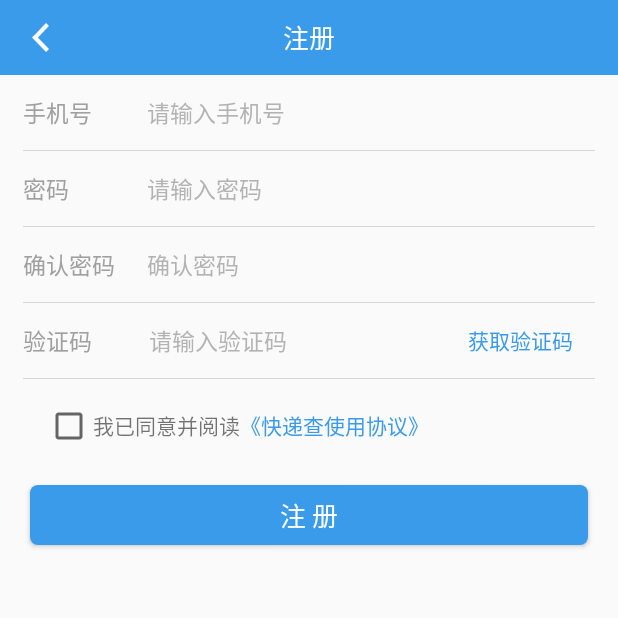
After one commit to fenggeZhang/MyDemo, an Android app: the RegisterActivity screen opened directly, with no data from a screen before it, on a phone screen of 412 x 824 dp, the top half of it. The commit adds this screen. Run offline under Robolectric (Android 15) with nearby library versions, the phone set to English and light mode, and no system bars.

Commit message:
zhuce
Signed-off-by: zfg_work <123@163.com>

```diff
--- a/QueryExpress/app/src/main/AndroidManifest.xml
+++ b/QueryExpress/app/src/main/AndroidManifest.xml
@@ -31,6 +31,8 @@
         </activity>
         <activity android:name=".activity.LoginActivity">
         </activity>
+        <activity android:name=".activity.RegisterActivity">
+        </activity>
     </application>
 
 </manifest>
--- /dev/null
+++ b/QueryExpress/app/src/main/java/com/zfg/queryexpress/activity/RegisterActivity.java
@@ -0,0 +1,188 @@
+package com.zfg.queryexpress.activity;
+
+import android.content.Intent;
+import android.os.Handler;
+import android.os.Message;
+import android.support.v7.app.AppCompatActivity;
+import android.os.Bundle;
+import android.text.TextUtils;
+import android.view.View;
+import android.widget.Button;
+import android.widget.CheckBox;
+import android.widget.EditText;
+import android.widget.ImageView;
+import android.widget.TextView;
+
+import com.zfg.queryexpress.R;
+import com.zfg.queryexpress.utils.ToastUtils;
+
+public class RegisterActivity extends AppCompatActivity implements View.OnClickListener {
+    public static final String TAG = "RegisterActivity";
+    public static final int ChangeButtonWHAT = 1;
+    public static final int ResetButtonWHAT = 2;
+    private ImageView mBackImageView;
+    private TextView mTitleTextView, mgetCodeTextView;
+    private EditText mPhoneEditText, mPwdEditText, mPwd2EditText, mCodeEditText;
+    private CheckBox mCheckBox;
+    private Button mRegisterButton;
+    //相隔几秒获取验证码
+    int shortTime = 0;
+
+    @Override
+    protected void onCreate(Bundle savedInstanceState) {
+        super.onCreate(savedInstanceState);
+        setContentView(R.layout.activity_register);
+        initView();
+        addListener();
+    }
+
+    //初始化控件
+    private void initView() {
+        mBackImageView = (ImageView) findViewById(R.id.back);
+        mTitleTextView = (TextView) findViewById(R.id.title_text);
+        mgetCodeTextView = (TextView) findViewById(R.id.getcode_text);
+        mPhoneEditText = (EditText) findViewById(R.id.phone_edit);
+        mPwdEditText = (EditText) findViewById(R.id.pwd_edit);
+        mPwd2EditText = (EditText) findViewById(R.id.pwd2_edit);
+        mCodeEditText = (EditText) findViewById(R.id.code_edit);
+        mRegisterButton = (Button) findViewById(R.id.register_btn);
+        mCheckBox = (CheckBox) findViewById(R.id.my_checkbox);
+        mTitleTextView.setText("注册");
+    }
+
+    private void addListener() {
+        mBackImageView.setOnClickListener(this);
+        mgetCodeTextView.setOnClickListener(this);
+        mRegisterButton.setOnClickListener(this);
+    }
+
+    @Override
+    public void onClick(View v) {
+        switch (v.getId()) {
+            case R.id.back:
+                finish();
+                break;
+            case R.id.getcode_text:
+                ToastUtils.showToast(this, "获取验证码");
+                //电话号码不为空 并且合法
+                if (judgePhone()) {
+                    //手机号没有被注册过时 执行下面的操作
+                    delay();
+                }
+                break;
+            case R.id.register_btn:
+                /*判断电话号码格式是否正确,然后 判断不为空两次密码一致*/
+                if (judgePhone() && judgePwd() && judgeCode() && judgeCheckBox()) {
+                    ToastUtils.showToast(this, "注册");
+                    Intent intent = new Intent(this, LoginActivity.class);
+                    startActivity(intent);
+                }
+                break;
+        }
+    }
+
+    private boolean judgePhone() {
+        String telRegex = "[1][34578]\\d{9}";
+        if (TextUtils.isEmpty(mPhoneEditText.getText())) {
+            ToastUtils.showToast(this, "手机号不能为空");
+            return false;
+        } else if (mPhoneEditText.getText().toString().matches(telRegex)) {
+            return mPhoneEditText.getText().toString().matches(telRegex);
+        } else {
+            ToastUtils.showToast(this, "手机号输入有误，请重新输入");
+            return mPhoneEditText.getText().toString().matches(telRegex);
+        }
+    }
+
+    private boolean judgePwd() {
+        boolean flog = false;
+        if (!TextUtils.isEmpty(mPwdEditText.getText())) {
+            if (!TextUtils.isEmpty(mPwd2EditText.getText())) {
+                //
+                if (mPwd2EditText.getText().toString().equals(mPwdEditText.getText().toString())) {
+                    //密码一致
+                    flog = true;
+                } else {
+                    ToastUtils.showToast(this, "两次密码不一致");
+                }
+            } else {
+                ToastUtils.showToast(this, "确认密码不能为空");
+            }
+        } else {
+            ToastUtils.showToast(this, "密码不能为空");
+        }
+        return flog;
+    }
+
+    private boolean judgeCode() {
+        boolean flog = false;
+        //验证码为空
+        if (!TextUtils.isEmpty(mCodeEditText.getText())) {
+            flog = true;
+        } else {
+            ToastUtils.showToast(this, "验证码不能为空");
+        }
+        return flog;
+    }
+
+    private boolean judgeCheckBox() {
+        boolean flog = false;
+        //验证码为空
+        //复选框没有选
+        if (mCheckBox.isChecked()) {
+            flog = true;
+        } else {
+            ToastUtils.showToast(this, "请同意协议");
+        }
+        return flog;
+    }
+
+    private Handler mHandler = new Handler() {
+        public void handleMessage(Message msg) {
+            switch (msg.what) {
+                case ChangeButtonWHAT:
+                    mgetCodeTextView.setClickable(false);
+                    mgetCodeTextView.setText(shortTime + "s后重新获取");
+                    break;
+                case ResetButtonWHAT:
+                    mgetCodeTextView.setClickable(true);
+                    mgetCodeTextView.setText("重新获取");
+//                    mTextErificationCode.setText("");
+                    break;
+               /* case VerificationError:
+                    show("验证失败，请重新获取验证码！");
+                    break;
+                case VerificationSuccess:
+                    show("验证成功！");
+                    break;*/
+            }
+        }
+    };
+
+    //用于更改获取验证码显示
+    public void delay() {
+        //每隔60s发送一次
+        shortTime = 60;
+        Thread t = new Thread() {
+            @Override
+            public void run() {
+                super.run();
+                try {
+                    while (true) {
+                        if (shortTime > 0) {
+                            mHandler.sendEmptyMessage(ChangeButtonWHAT);
+                            sleep(1000);
+                            shortTime--;
+                        } else {
+                            mHandler.sendEmptyMessage(ResetButtonWHAT);
+                            return;
+                        }
+                    }
+                } catch (InterruptedException e) {
+                    e.printStackTrace();
+                }
+            }
+        };
+        t.start();
+    }
+}
--- /dev/null
+++ b/QueryExpress/app/src/main/res/drawable/my_btn.xml
@@ -0,0 +1,11 @@
+<?xml version="1.0" encoding="utf-8"?>
+<shape xmlns:android="http://schemas.android.com/apk/res/android">
+    <solid android:color="@color/textDown" />
+    <stroke
+        android:width="0dp"
+        android:color="#fff" />
+    <corners android:topLeftRadius="5dp"
+             android:topRightRadius="5dp"
+             android:bottomRightRadius="5dp"
+             android:bottomLeftRadius="5dp"/>
+</shape>
--- /dev/null
+++ b/QueryExpress/app/src/main/res/layout/activity_register.xml
@@ -0,0 +1,164 @@
+<?xml version="1.0" encoding="utf-8"?>
+<LinearLayout
+    xmlns:android="http://schemas.android.com/apk/res/android"
+    xmlns:tools="http://schemas.android.com/tools"
+    android:id="@+id/activity_register"
+    android:layout_width="match_parent"
+    android:layout_height="match_parent"
+    android:orientation="vertical"
+    tools:context="com.zfg.queryexpress.activity.RegisterActivity">
+
+    <include
+        layout="@layout/title_bar"/>
+
+    <LinearLayout
+        android:layout_width="match_parent"
+        android:layout_height="50dp"
+        android:layout_marginLeft="15dp"
+        android:layout_marginRight="15dp"
+        android:orientation="horizontal">
+
+        <TextView
+            android:layout_width="0dp"
+            android:layout_height="match_parent"
+            android:layout_weight="1"
+            android:gravity="center_vertical"
+            android:text="手机号"
+            android:textColor="@color/textUp"
+            android:textSize="15sp"/>
+
+        <EditText
+            android:id="@+id/phone_edit"
+            style="@style/my_edittext"
+            android:layout_marginLeft="8dp"
+            android:hint="请输入手机号"/>
+
+    </LinearLayout>
+
+    <View
+        style="@style/line_x"/>
+
+    <LinearLayout
+        android:layout_width="match_parent"
+        android:layout_height="50dp"
+        android:layout_marginLeft="15dp"
+        android:layout_marginRight="15dp"
+        android:orientation="horizontal">
+
+        <TextView
+            android:layout_width="0dp"
+            android:layout_height="match_parent"
+            android:layout_weight="1"
+            android:gravity="center_vertical"
+            android:text="密码"
+            android:textColor="@color/textUp"
+            android:textSize="15sp"/>
+
+        <EditText
+            android:id="@+id/pwd_edit"
+            style="@style/my_edittext"
+            android:layout_marginLeft="8dp"
+            android:hint="请输入密码"/>
+
+    </LinearLayout>
+
+    <View
+        style="@style/line_x"/>
+
+    <LinearLayout
+        android:layout_width="match_parent"
+        android:layout_height="50dp"
+        android:layout_marginLeft="15dp"
+        android:layout_marginRight="15dp"
+        android:orientation="horizontal">
+
+        <TextView
+            android:layout_width="0dp"
+            android:layout_height="match_parent"
+            android:layout_weight="1"
+            android:gravity="center_vertical"
+            android:text="确认密码"
+            android:textColor="@color/textUp"
+            android:textSize="15sp"/>
+
+        <EditText
+            android:id="@+id/pwd2_edit"
+            style="@style/my_edittext"
+            android:layout_marginLeft="8dp"
+            android:hint="确认密码"/>
+
+    </LinearLayout>
+
+    <View
+        style="@style/line_x"/>
+
+    <LinearLayout
+        android:layout_width="match_parent"
+        android:layout_height="50dp"
+        android:layout_marginLeft="15dp"
+        android:layout_marginRight="15dp"
+        android:orientation="horizontal">
+
+        <TextView
+            android:layout_width="0dp"
+            android:layout_height="match_parent"
+            android:layout_weight="1"
+            android:gravity="center_vertical"
+            android:text="验证码"
+            android:textColor="@color/textUp"
+            android:textSize="15sp"/>
+
+        <LinearLayout
+            android:layout_width="0dp"
+            android:layout_height="match_parent"
+            android:layout_weight="4"
+            android:orientation="horizontal">
+
+            <EditText
+                android:id="@+id/code_edit"
+                style="@style/my_edittext"
+                android:layout_marginLeft="8dp"
+                android:hint="请输入验证码"/>
+
+            <TextView
+                android:id="@+id/getcode_text"
+                android:layout_width="100dp"
+                android:layout_height="match_parent"
+                android:gravity="center"
+                android:text="获取验证码"
+                android:textColor="@color/textDown"/>
+        </LinearLayout>
+
+    </LinearLayout>
+
+    <View
+        style="@style/line_x"/>
+
+    <LinearLayout
+        android:layout_width="match_parent"
+        android:layout_height="40dp"
+        android:layout_marginLeft="30dp"
+        android:layout_marginTop="15dp">
+
+        <CheckBox
+            android:id="@+id/my_checkbox"
+            android:layout_width="wrap_content"
+            android:layout_height="wrap_content"/>
+
+        <TextView
+            android:layout_width="wrap_content"
+            android:layout_height="wrap_content"
+            android:text="我已同意并阅读"/>
+
+        <TextView
+            android:layout_width="wrap_content"
+            android:layout_height="wrap_content"
+            android:text="《快递查使用协议》"
+            android:textColor="@color/textDown"/>
+    </LinearLayout>
+
+    <Button
+        android:id="@+id/register_btn"
+        style="@style/my_btn1"
+        android:text="注 册"/>
+</LinearLayout>
--- /dev/null
+++ b/QueryExpress/app/src/main/res/layout/title_bar.xml
@@ -0,0 +1,36 @@
+<?xml version="1.0" encoding="utf-8"?>
+<LinearLayout xmlns:android="http://schemas.android.com/apk/res/android"
+              android:layout_width="match_parent"
+              android:layout_height="50dp"
+              android:background="@color/textDown"
+              android:orientation="vertical">
+
+    <RelativeLayout
+        android:layout_width="match_parent"
+        android:layout_height="match_parent"
+        >
+
+        <ImageView
+            android:id="@+id/back"
+            style="@style/Widget.AppCompat.ActionButton"
+            android:layout_width="wrap_content"
+            android:layout_height="match_parent"
+            android:paddingLeft="16dp"
+            android:paddingRight="16dp"
+            android:scaleType="center"
+            android:src="@mipmap/icon_back"/>
+
+        <TextView
+            android:id="@+id/title_text"
+            android:layout_width="wrap_content"
+            android:layout_height="wrap_content"
+            android:layout_centerInParent="true"
+            android:textColor="@color/white"
+            android:textSize="@dimen/title_textsize"/>
+    </RelativeLayout>
+
+    <View
+        android:layout_width="match_parent"
+        android:layout_height="1dp"
+        android:background="@color/shadow"/>
+</LinearLayout>
--- a/QueryExpress/app/src/main/res/values/colors.xml
+++ b/QueryExpress/app/src/main/res/values/colors.xml
@@ -12,4 +12,7 @@
     <color name="white1">#fffbff</color>
     <color name="delete_red">#ff0000</color>
     <color name="black_text">#3e3e3e</color>
+    <color name="shadow">#AAEBEBEB</color>
+    <color name="line_color">#629e9e9e</color>
+    <color name="hint">#c59e9e9e</color>
 </resources>
--- a/QueryExpress/app/src/main/res/values/dimens.xml
+++ b/QueryExpress/app/src/main/res/values/dimens.xml
@@ -7,4 +7,5 @@
     <dimen name="item_height">50dp</dimen>
     <!--字体大小-->
     <dimen name="fontsize">15sp</dimen>
+    <dimen name="title_textsize">17sp</dimen>
 </resources>
--- a/QueryExpress/app/src/main/res/values/styles.xml
+++ b/QueryExpress/app/src/main/res/values/styles.xml
@@ -64,4 +64,40 @@
         <item name="android:textColor">@color/textUp</item>
         <item name="android:textSize">16sp</item>
     </style>
+    <!--分割线样式-->
+    <style name="line_x">
+        <item name="android:layout_width">match_parent</item>
+        <item name="android:layout_height">0.5dp</item>
+        <item name="android:layout_marginRight">15dp</item>
+        <item name="android:layout_marginLeft">15dp</item>
+        <item name="android:background">@color/line_color</item>
+    </style>
+    <!--分割线样式-->
+    <style name="line_y">
+        <item name="android:layout_width">1dp</item>
+        <item name="android:layout_height">match_parent</item>
+        <item name="android:layout_marginTop">15dp</item>
+        <item name="android:layout_marginBottom">15dp</item>
+        <item name="android:background">@color/line_color</item>
+    </style>
+    <!--edittext-->
+    <style name="my_edittext">
+        <item name="android:textColorHint">@color/hint</item>
+        <item name="android:layout_width">0dp</item>
+        <item name="android:layout_height">match_parent</item>
+        <item name="android:layout_weight">4</item>
+        <item name="android:background">@null</item>
+        <item name="android:textSize">15sp</item>
+    </style>
+    <!--button的样式-->
+    <style name="my_btn1">
+        <item name="android:layout_width">match_parent</item>
+        <item name="android:layout_height">40dp</item>
+        <item name="android:background">@drawable/my_btn</item>
+        <item name="android:textSize">17sp</item>
+        <item name="android:textColor">@color/white</item>
+        <item name="android:layout_marginLeft">20dp</item>
+        <item name="android:layout_marginRight">20dp</item>
+        <item name="android:layout_marginTop">15dp</item>
+    </style>
 </resources>
--- a/QueryExpress/build.gradle
+++ b/QueryExpress/build.gradle
@@ -5,7 +5,7 @@ buildscript {
         jcenter()
     }
     dependencies {
-        classpath 'com.android.tools.build:gradle:2.0.0'
+        classpath 'com.android.tools.build:gradle:2.2.2'
 
         // NOTE: Do not place your application dependencies here; they belong
         // in the individual module build.gradle files
```
Also changed, not shown: QueryExpress/app/build.gradle (+5 -5 lines), QueryExpress/app/src/main/res/layout/layout_menu.xml (+15 -0 lines), QueryExpress/gradle.properties (+8 -9 lines), QueryExpress/app/src/main/res/mipmap-xhdpi/icon_back.png (added), QueryExpress/gradle/wrapper/gradle-wrapper.properties.
